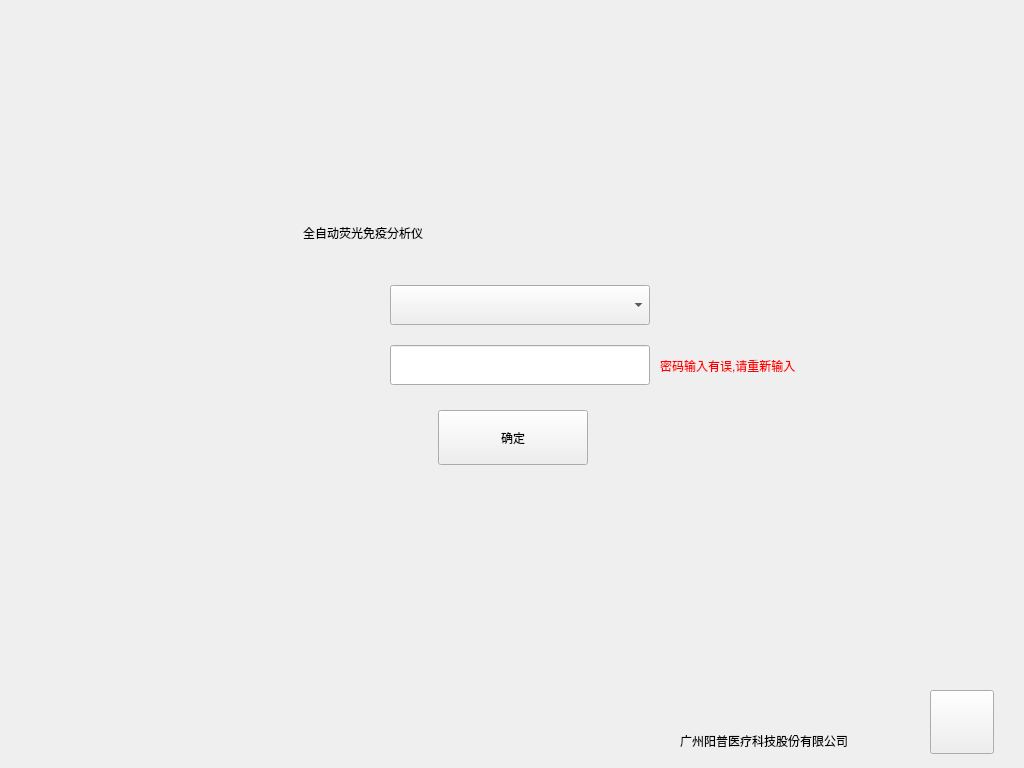
The window that FullAutoQT1000/logindlg.ui (SnakStar/FullAutoQT1000) describes before a commit, drawn with Qt 5.
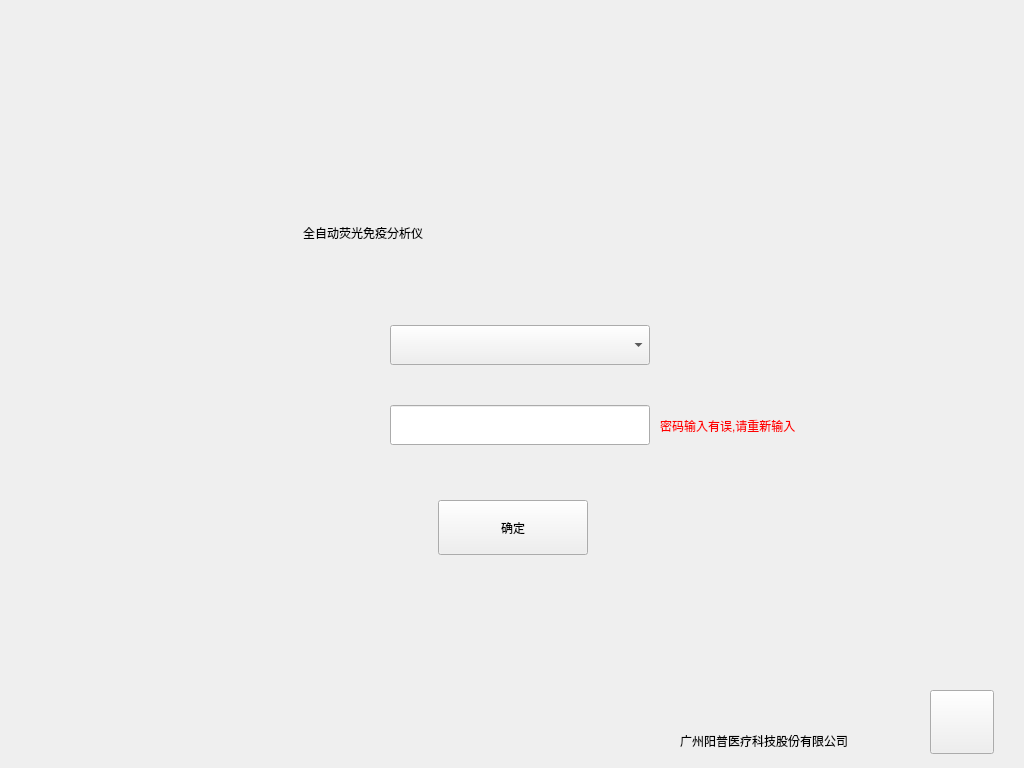
The same window after the commit.

```diff
--- a/FullAutoQT1000/logindlg.ui
+++ b/FullAutoQT1000/logindlg.ui
@@ -16,11 +16,14 @@
   <property name="windowTitle">
    <string>Form</string>
   </property>
+  <property name="styleSheet">
+   <string notr="true"/>
+  </property>
   <widget class="QLabel" name="lb_Login_User">
    <property name="geometry">
     <rect>
      <x>330</x>
-     <y>280</y>
+     <y>320</y>
      <width>48</width>
      <height>48</height>
     </rect>
@@ -36,7 +39,7 @@
    <property name="geometry">
     <rect>
      <x>330</x>
-     <y>340</y>
+     <y>400</y>
      <width>48</width>
      <height>48</height>
     </rect>
@@ -52,7 +55,7 @@
    <property name="geometry">
     <rect>
      <x>390</x>
-     <y>285</y>
+     <y>325</y>
      <width>260</width>
      <height>40</height>
     </rect>
@@ -62,7 +65,7 @@
    <property name="geometry">
     <rect>
      <x>438</x>
-     <y>410</y>
+     <y>500</y>
      <width>150</width>
      <height>55</height>
     </rect>
@@ -75,7 +78,7 @@
    <property name="geometry">
     <rect>
      <x>390</x>
-     <y>345</y>
+     <y>405</y>
      <width>260</width>
      <height>40</height>
     </rect>
@@ -101,7 +104,7 @@
    <property name="geometry">
     <rect>
      <x>660</x>
-     <y>355</y>
+     <y>415</y>
      <width>271</width>
      <height>21</height>
     </rect>
```
